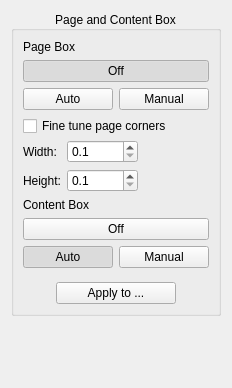
Qt form src/core/filters/select_content/OptionsWidget.ui (2ndmax/scantailor-ocr) before a commit.
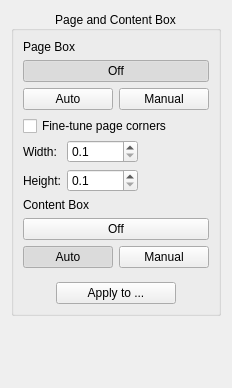
The same form after that commit. Custom widgets are drawn as their Qt base class.

Commit message:
Select Content: explain "Fine-tune page corners"
The tooltip "Shift with corners while they are in black." didn't say
what the option does. It now explains that the detected page box is
shrunk from each corner as long as the corner lies on a dark area, such
as the scanner background of a page placed askew. The check box is
spelled "Fine-tune". README: the text changes of this and the previous
commit.

Patch:
```diff
--- a/src/core/filters/select_content/OptionsWidget.ui
+++ b/src/core/filters/select_content/OptionsWidget.ui
@@ -129,7 +129,7 @@
                <string>Shift with corners while they are in black. </string>
               </property>
               <property name="text">
-               <string>Fine tune page corners</string>
+               <string>Fine-tune page corners</string>
               </property>
              </widget>
             </item>
```
Left out of the diff: 2 changed lines with no effect on the pictures. The commit also changes 10 other files.
